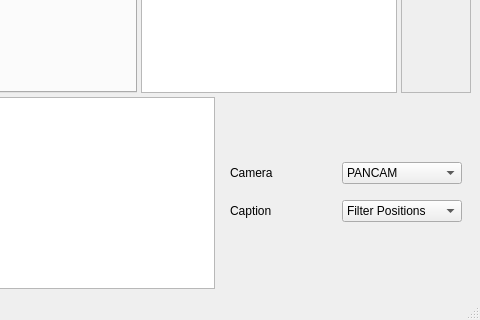
Before: the Qt Designer form assets/main.ui in AU-ExoMars/PCOT, drawn with Qt 5; both pictures show x 764 to 1244 and y 490 to 810 of the 1244 by 810 pixel window.
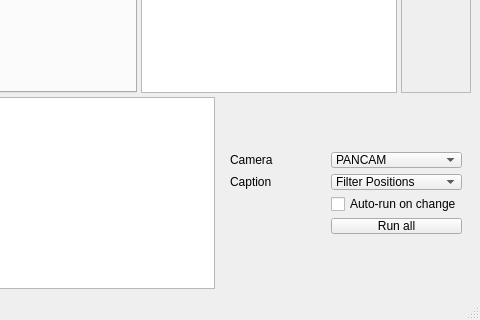
After: the same form once the commit is applied. Custom widgets are drawn as their Qt base class.

Commit message: Can now turn on/off whether the graph runs when things are changed (autorun) and can run all on demand.

```diff
--- a/assets/main.ui
+++ b/assets/main.ui
@@ -186,6 +186,13 @@
            </size>
           </property>
           <layout class="QGridLayout" name="gridLayout_2">
+           <item row="1" column="0">
+            <widget class="QLabel" name="caplabel">
+             <property name="text">
+              <string>Caption</string>
+             </property>
+            </widget>
+           </item>
            <item row="0" column="0">
             <widget class="QLabel" name="camlabel">
              <property name="text">
@@ -213,10 +220,10 @@
              </item>
             </widget>
            </item>
-           <item row="1" column="0">
-            <widget class="QLabel" name="caplabel">
+           <item row="2" column="1">
+            <widget class="QCheckBox" name="autoRun">
              <property name="text">
-              <string>Caption</string>
+              <string>Auto-run on change</string>
              </property>
             </widget>
            </item>
@@ -245,6 +252,13 @@
              </item>
             </widget>
            </item>
+           <item row="3" column="1">
+            <widget class="QPushButton" name="runAllButton">
+             <property name="text">
+              <string>Run all</string>
+             </property>
+            </widget>
+           </item>
           </layout>
          </widget>
         </item>
```
The commit also changes 2 other files.
